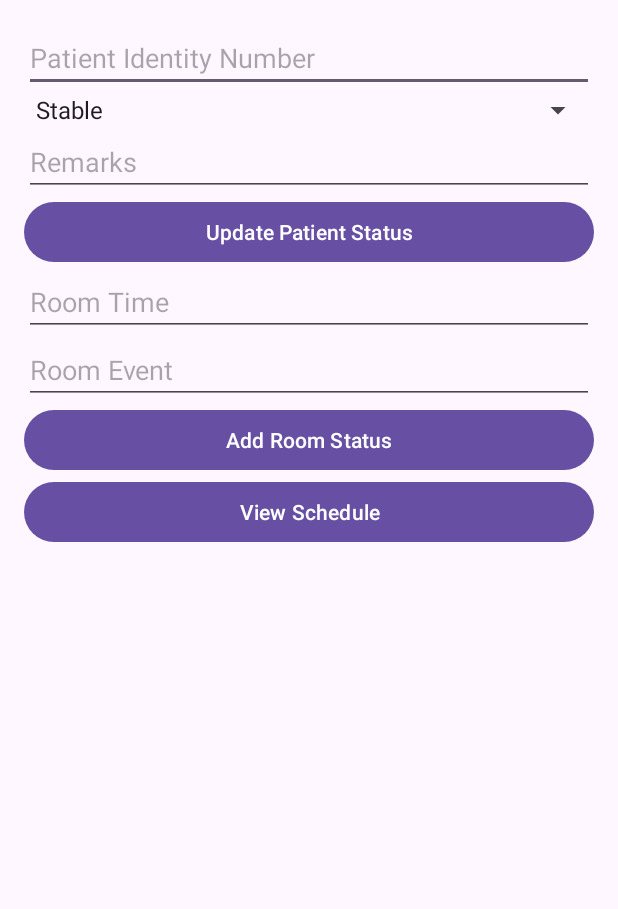
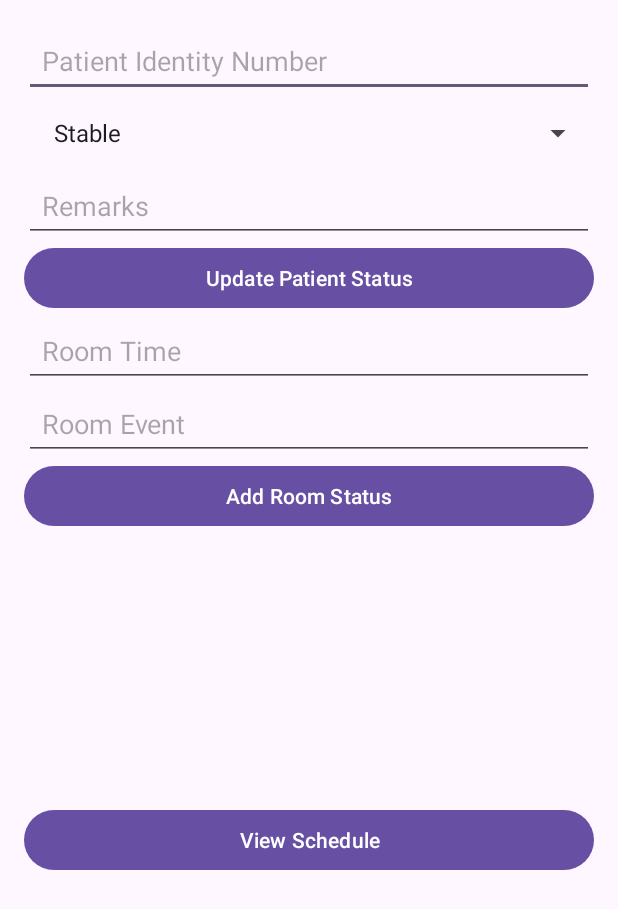
Before and after one commit to Rameib135/Emergency-room-system-APP, an Android app: the MedicalStaffActivity screen opened directly, with no data from a screen before it, on a phone screen of 412 x 824 dp. Shown: the top 909 px of the screen. Run offline under Robolectric (Android 15) with nearby library versions, the phone set to English and light mode, and no system bars.

```diff
--- a/app/src/main/AndroidManifest.xml
+++ b/app/src/main/AndroidManifest.xml
@@ -17,6 +17,8 @@
         <activity android:name=".PatientActivity" android:exported="true"/>
         <activity android:name=".RegisterActivity" android:exported="true"/>
         <activity android:name=".ScheduleActivity" android:exported="true"/>
+        <activity android:name=".MessagesActivity"></activity>
+
         <activity
             android:name=".LoginActivity"
             android:exported="true">
--- a/app/src/main/java/com/example/rame/my_info_care/MedicalStaffActivity.java
+++ b/app/src/main/java/com/example/rame/my_info_care/MedicalStaffActivity.java
@@ -11,6 +11,7 @@ import android.widget.SimpleCursorAdapter;
 import android.widget.Spinner;
 import android.widget.Toast;
 import androidx.appcompat.app.AppCompatActivity;
+
 
 public class MedicalStaffActivity extends AppCompatActivity {
     private EditText editTextPatientIdentity, editTextRemarks, editTextRoomTime, editTextRoomEvent;
@@ -48,6 +49,7 @@ public class MedicalStaffActivity extends AppCompatActivity {
             return;
         }
 
+        // Call the updated method to update both the patient’s current status and status history
         boolean isUpdated = databaseHelper.updatePatientStatus(identityNumber, status, remarks);
 
         if (isUpdated) {
@@ -56,6 +58,7 @@ public class MedicalStaffActivity extends AppCompatActivity {
             Toast.makeText(this, "Failed to update patient status", Toast.LENGTH_SHORT).show();
         }
     }
+
 
     public void addRoomStatus(View view) {
         String time = editTextRoomTime.getText().toString().trim();
@@ -97,4 +100,5 @@ public class MedicalStaffActivity extends AppCompatActivity {
 
         listViewRoomStatus.setAdapter(adapter);
     }
+
 }
--- a/app/src/main/res/layout/activity_medical_staff.xml
+++ b/app/src/main/res/layout/activity_medical_staff.xml
@@ -10,56 +10,75 @@
         android:id="@+id/editTextPatientIdentity"
         android:layout_width="match_parent"
         android:layout_height="wrap_content"
-        android:hint="Patient Identity Number"
-        android:inputType="text" />
+        android:hint="@string/patient_identity_number"
+        android:inputType="text"
+        android:autofillHints="username"
+        android:padding="12dp"
+        android:minHeight="48dp"
+        android:textColor="@android:color/black" />
 
     <Spinner
         android:id="@+id/spinnerStatus"
         android:layout_width="match_parent"
         android:layout_height="wrap_content"
-        android:entries="@array/status_array" />
+        android:entries="@array/status_array"
+        android:padding="12dp"
+        android:minHeight="48dp" />
 
     <EditText
         android:id="@+id/editTextRemarks"
         android:layout_width="match_parent"
         android:layout_height="wrap_content"
-        android:hint="Remarks"
-        android:inputType="textMultiLine" />
+        android:hint="@string/remarks"
+        android:inputType="textMultiLine"
+        android:autofillHints="text"
+        android:padding="12dp"
+        android:minHeight="48dp"
+        android:textColor="@android:color/black" />
 
     <Button
         android:layout_width="match_parent"
         android:layout_height="wrap_content"
         android:onClick="updatePatientStatus"
-        android:text="Update Patient Status" />
+        android:text="@string/update_patient_status" />
 
     <EditText
         android:id="@+id/editTextRoomTime"
         android:layout_width="match_parent"
         android:layout_height="wrap_content"
-        android:hint="Room Time"
-        android:inputType="text" />
+        android:hint="@string/room_time"
+        android:inputType="text"
+        android:autofillHints="time"
+        android:padding="12dp"
+        android:minHeight="48dp"
+        android:textColor="@android:color/black" />
 
     <EditText
         android:id="@+id/editTextRoomEvent"
         android:layout_width="match_parent"
         android:layout_height="wrap_content"
-        android:hint="Room Event"
-        android:inputType="text" />
+        android:hint="@string/room_event"
+        android:inputType="text"
+        android:autofillHints="event"
+        android:padding="12dp"
+        android:minHeight="48dp"
+        android:textColor="@android:color/black" />
 
     <Button
         android:layout_width="match_parent"
         android:layout_height="wrap_content"
         android:onClick="addRoomStatus"
-        android:text="Add Room Status" />
+        android:text="@string/add_room_status" />
 
     <ListView
         android:id="@+id/listViewRoomStatus"
         android:layout_width="match_parent"
-        android:layout_height="wrap_content" />
+        android:layout_height="181dp" />
 
     <Button
         android:layout_width="match_parent"
         android:layout_height="wrap_content"
         android:onClick="viewSchedule"
-        android:text="View Schedule" />
+        android:text="@string/view_schedule" />
+
 </LinearLayout>
--- a/app/src/main/res/values/strings.xml
+++ b/app/src/main/res/values/strings.xml
@@ -23,6 +23,17 @@
     <string name="error_user_exists">A user with these details already exists</string>
     <string name="prompt_login_to_continue">Please log in to your account to continue using the app</string>
 
+    <string name="patient_identity_number">Patient Identity Number</string>
+    <string name="remarks">Remarks</string>
+    <string name="update_patient_status">Update Patient Status</string>
+    <string name="room_time">Room Time</string>
+    <string name="room_event">Room Event</string>
+    <string name="add_room_status">Add Room Status</string>
+    <string name="view_schedule">View Schedule</string>
+    <string name="send_message">Send Message</string>
+
+
+
     <!-- הגדרת מערך הסטטוסים -->
     <string-array name="status_array">
         <item>Stable</item>
```
Also changed, not shown: app/src/main/java/com/example/rame/my_info_care/DatabaseHelper.java (+84 -21 lines), app/src/main/java/com/example/rame/my_info_care/PatientActivity.java (+52 -0 lines), app/src/main/res/layout/activity_patient.xml (+9 -0 lines).
